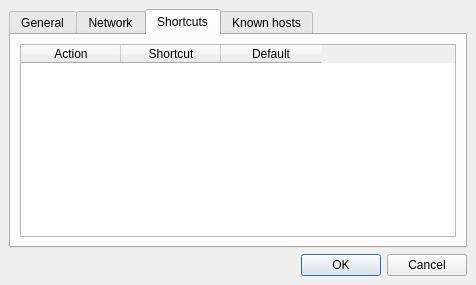
The window that src/client/ui/settings.ui (drawpile/Drawpile) describes before a commit, drawn with Qt 5.
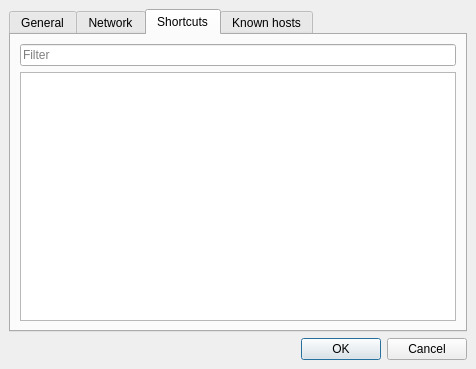
The same window after the commit. The open tabs and pages were chosen to show the change. Icons and pictures are not drawn.

Commit message:
Add filter bar to shortcut config
Also create a real Model for shortcuts.

Patch:
```diff
--- a/src/client/ui/settings.ui
+++ b/src/client/ui/settings.ui
@@ -7,7 +7,7 @@
     <x>0</x>
     <y>0</y>
     <width>476</width>
-    <height>285</height>
+    <height>369</height>
    </rect>
   </property>
   <property name="windowTitle">
@@ -250,28 +250,23 @@
       </attribute>
       <layout class="QVBoxLayout">
        <item>
-        <widget class="QTableWidget" name="shortcuts">
+        <widget class="QLineEdit" name="shortcutFilter">
+         <property name="placeholderText">
+          <string>Filter</string>
+         </property>
+         <property name="clearButtonEnabled">
+          <bool>true</bool>
+         </property>
+        </widget>
+       </item>
+       <item>
+        <widget class="QTableView" name="shortcuts">
          <property name="cornerButtonEnabled">
           <bool>false</bool>
          </property>
-         <property name="columnCount">
-          <number>3</number>
-         </property>
-         <column>
-          <property name="text">
-           <string>Action</string>
-          </property>
-         </column>
-         <column>
-          <property name="text">
-           <string>Shortcut</string>
-          </property>
-         </column>
-         <column>
-          <property name="text">
-           <string>Default</string>
-          </property>
-         </column>
+         <attribute name="verticalHeaderVisible">
+          <bool>false</bool>
+         </attribute>
         </widget>
        </item>
       </layout>
```
The commit also changes 7 other files.
